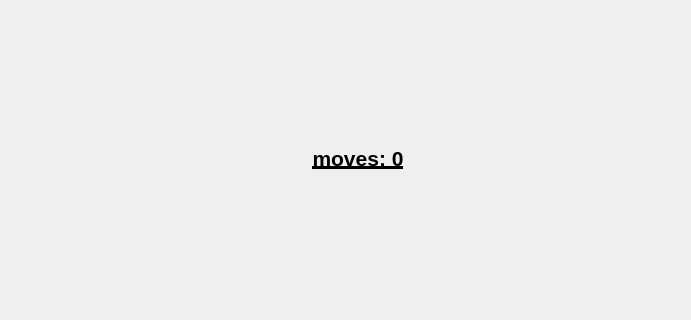
Old version of the form game/GameScreen.ui in the repository Szymon022/SlidingPuzzles; both pictures show x 115 to 806 and y 81 to 401 of the 946 by 535 pixel window.
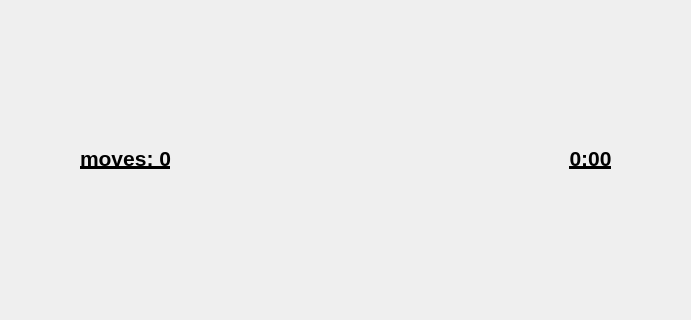
New version of the form.

The edit to the form file:
```diff
--- a/game/GameScreen.ui
+++ b/game/GameScreen.ui
@@ -40,6 +40,12 @@
           <layout class="QHBoxLayout" name="horizontalLayout_5">
               <item>
                   <widget class="QLabel" name="movesCounterLabel">
+                      <property name="minimumSize">
+                          <size>
+                              <width>0</width>
+                              <height>96</height>
+                          </size>
+                      </property>
                       <property name="font">
                           <font>
                               <pointsize>16</pointsize>
@@ -55,6 +61,23 @@
                       </property>
                   </widget>
               </item>
+              <item>
+                  <widget class="QLabel" name="timerLabel">
+                      <property name="font">
+                          <font>
+                              <pointsize>16</pointsize>
+                              <bold>true</bold>
+                              <underline>true</underline>
+                          </font>
+                      </property>
+                      <property name="text">
+                          <string>0:00</string>
+                      </property>
+                      <property name="alignment">
+                          <set>Qt::AlignmentFlag::AlignCenter</set>
+                      </property>
+                  </widget>
+              </item>
           </layout>
    </item>
       <item>
```
